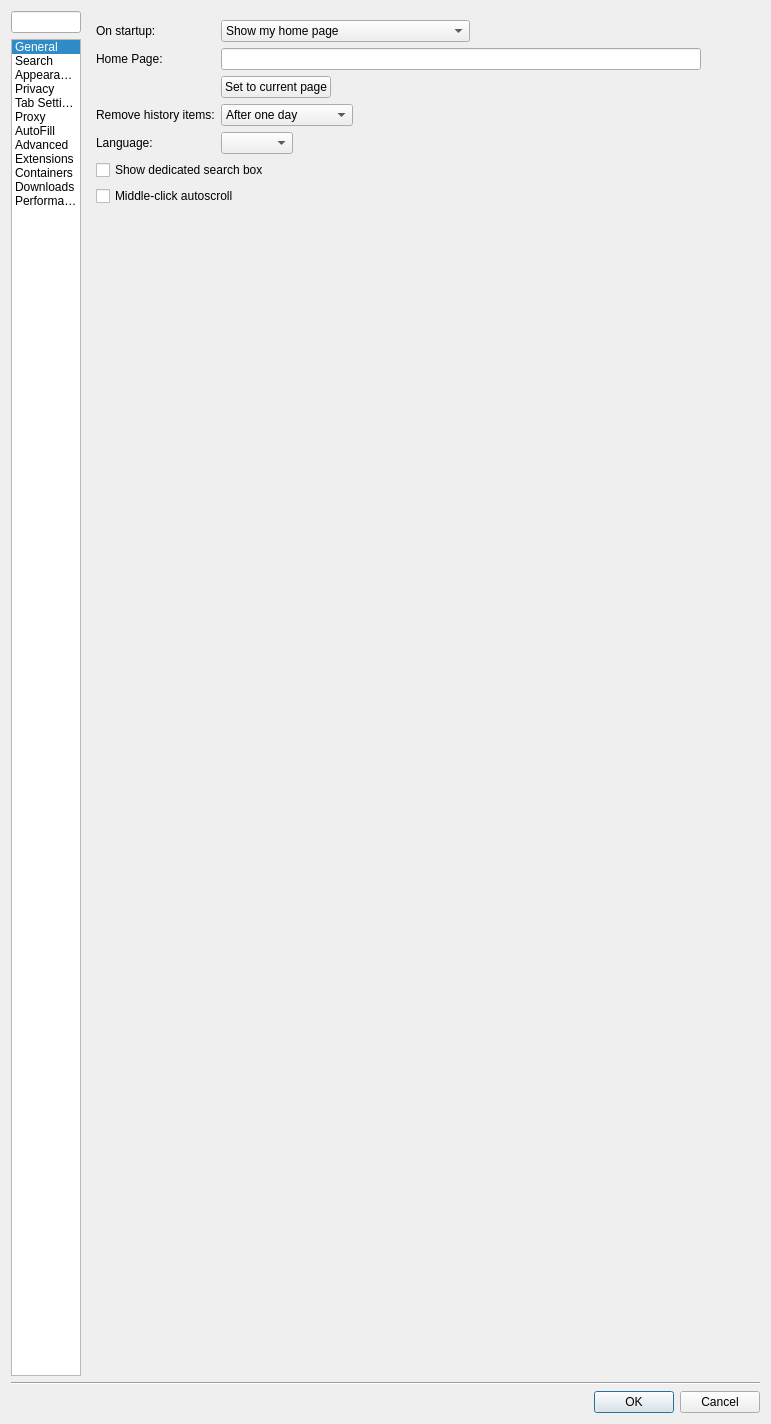
First picture: the form in src/settings.ui, repository IT-Space-2026/arktos, before the edit.
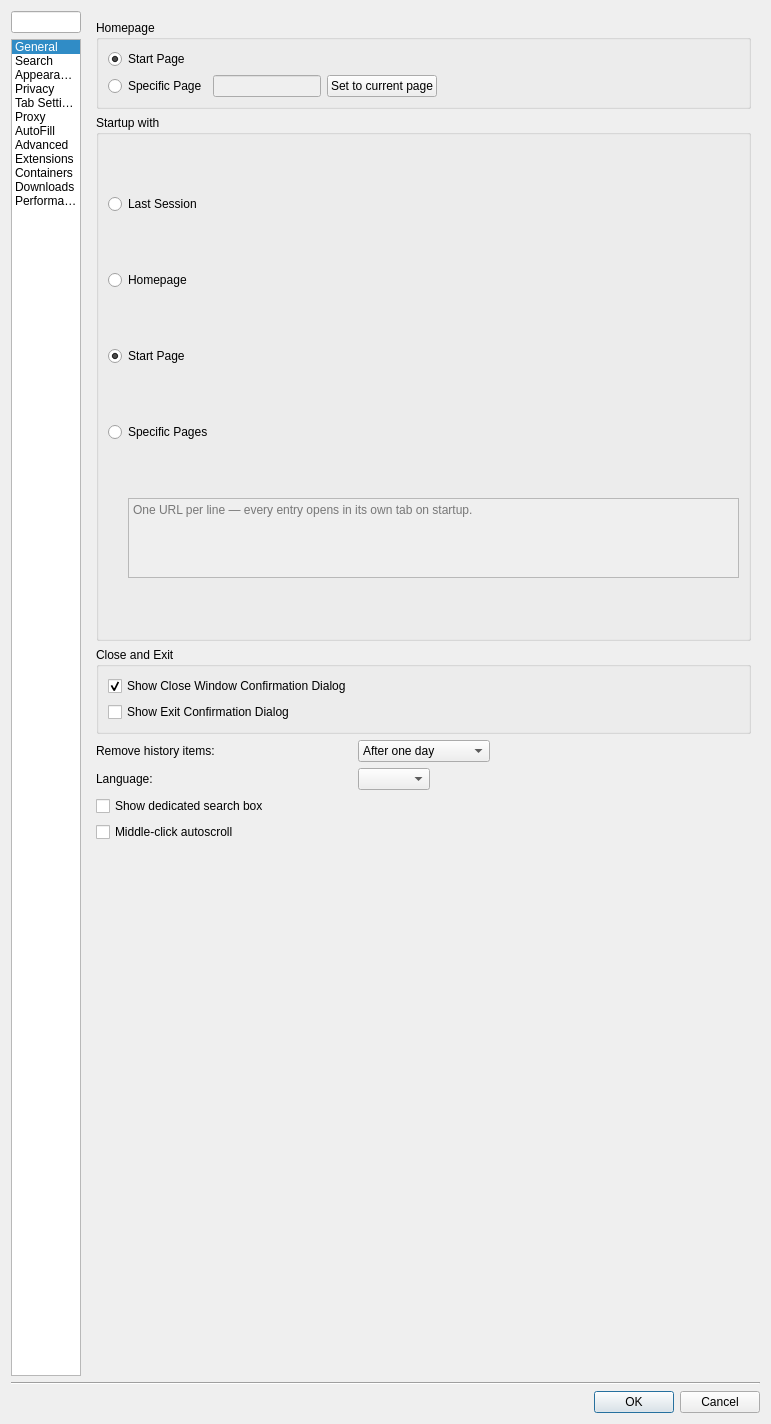
Second picture: the form after the edit. Custom widgets are drawn as their Qt base class.

Commit message: PREF04: rework General settings homepage/startup/close-exit

The edit to the form file:
```diff
--- a/src/settings.ui
+++ b/src/settings.ui
@@ -148,59 +148,37 @@
        </property>
      <widget class="QWidget" name="tab">
       <layout class="QGridLayout" name="gridLayout_4">
-       <item row="0" column="0">
-        <widget class="QLabel" name="label_7">
-         <property name="text">
-          <string>On startup:</string>
+       <item row="0" column="0" colspan="3">
+        <widget class="QGroupBox" name="homepageGroupBox">
+         <property name="title">
+          <string>Homepage</string>
          </property>
-         <property name="alignment">
-          <set>Qt::AlignLeft|Qt::AlignVCenter</set>
-         </property>
-         <property name="buddy">
-          <cstring>startupBehavior</cstring>
-         </property>
-        </widget>
-       </item>
-       <item row="0" column="1" colspan="2">
-        <widget class="QComboBox" name="startupBehavior">
-         <property name="sizePolicy">
-          <sizepolicy hsizetype="Maximum" vsizetype="Fixed">
-           <horstretch>0</horstretch>
-           <verstretch>0</verstretch>
-          </sizepolicy>
-         </property>
-         <item>
+         <layout class="QGridLayout" name="homepageLayout" columnstretch="0,0,0,1">
+          <item row="0" column="0" colspan="4">
+           <widget class="QRadioButton" name="homeStartPageRadio">
+            <property name="toolTip">
+             <string>The Home button and homepage startup open the built-in Arora start page.</string>
+            </property>
           <property name="text">
-           <string>Show my home page</string>
-          </property>
-         </item>
-         <item>
-          <property name="text">
-           <string>Show a blank page</string>
-          </property>
-         </item>
-         <item>
-          <property name="text">
-           <string>Restore windows and tabs from last time</string>
-          </property>
-         </item>
+             <string>Start Page</string>
+            </property>
+            <property name="checked">
+             <bool>true</bool>
+            </property>
         </widget>
        </item>
        <item row="1" column="0">
-        <widget class="QLabel" name="label_3">
+           <widget class="QRadioButton" name="homeSpecificPageRadio">
          <property name="text">
-          <string>Home Page:</string>
-         </property>
-         <property name="alignment">
-          <set>Qt::AlignLeft|Qt::AlignVCenter</set>
-         </property>
-         <property name="buddy">
-          <cstring>homeLineEdit</cstring>
+             <string>Specific Page</string>
          </property>
         </widget>
        </item>
-       <item row="1" column="1" colspan="2">
+          <item row="1" column="1">
         <widget class="QLineEdit" name="homeLineEdit">
+            <property name="enabled">
+             <bool>false</bool>
+            </property>
          <property name="maximumSize">
           <size>
            <width>480</width>
@@ -210,9 +188,12 @@
          <property name="layoutDirection">
           <enum>Qt::LeftToRight</enum>
          </property>
-        </widget>
-       </item>
-       <item row="2" column="1">
+            <property name="accessibleName">
+             <string>Specific home page URL</string>
+            </property>
+           </widget>
+          </item>
+          <item row="1" column="2">
         <widget class="QPushButton" name="setHomeToCurrentPageButton">
          <property name="sizePolicy">
           <sizepolicy hsizetype="Maximum" vsizetype="Fixed">
@@ -225,18 +206,133 @@
          </property>
         </widget>
        </item>
-       <item row="2" column="2">
-        <spacer name="horizontalSpacer">
+         </layout>
+        </widget>
+       </item>
+       <item row="1" column="0" colspan="3">
+        <widget class="QGroupBox" name="startupGroupBox">
+         <property name="title">
+          <string>Startup with</string>
+         </property>
+         <layout class="QVBoxLayout" name="startupGroupLayout">
+          <item>
+           <widget class="QRadioButton" name="startupLastSessionRadio">
+            <property name="toolTip">
+             <string>Restore the windows and tabs that were open when Arora last closed.</string>
+            </property>
+            <property name="text">
+             <string>Last Session</string>
+            </property>
+           </widget>
+          </item>
+          <item>
+           <widget class="QRadioButton" name="startupHomepageRadio">
+            <property name="toolTip">
+             <string>Open the homepage picked above.</string>
+            </property>
+            <property name="text">
+             <string>Homepage</string>
+            </property>
+           </widget>
+          </item>
+          <item>
+           <widget class="QRadioButton" name="startupStartPageRadio">
+            <property name="toolTip">
+             <string>Open the built-in Arora start page.</string>
+            </property>
+            <property name="text">
+             <string>Start Page</string>
+            </property>
+            <property name="checked">
+             <bool>true</bool>
+            </property>
+           </widget>
+          </item>
+          <item>
+           <widget class="QRadioButton" name="startupSpecificPagesRadio">
+            <property name="toolTip">
+             <string>Open every URL in the list below, each in its own tab.</string>
+            </property>
+            <property name="text">
+             <string>Specific Pages</string>
+            </property>
+           </widget>
+          </item>
+          <item>
+           <layout class="QHBoxLayout" name="startupPagesLayout">
+            <item>
+             <spacer name="startupPagesIndent">
          <property name="orientation">
           <enum>Qt::Horizontal</enum>
          </property>
+              <property name="sizeType">
+               <enum>QSizePolicy::Fixed</enum>
+              </property>
          <property name="sizeHint" stdset="0">
           <size>
-           <width>280</width>
-           <height>18</height>
+                <width>20</width>
+                <height>20</height>
           </size>
          </property>
         </spacer>
+            </item>
+            <item>
+             <widget class="QPlainTextEdit" name="startupPagesEdit">
+              <property name="enabled">
+               <bool>false</bool>
+              </property>
+              <property name="maximumSize">
+               <size>
+                <width>16777215</width>
+                <height>80</height>
+               </size>
+              </property>
+              <property name="placeholderText">
+               <string>One URL per line — every entry opens in its own tab on startup.</string>
+              </property>
+              <property name="accessibleName">
+               <string>Startup pages, one URL per line</string>
+              </property>
+             </widget>
+            </item>
+           </layout>
+          </item>
+          <!-- PREF05/PREF06: the Lazy Load / Always Load Pinned rows
+               slot into this group under the startup radios. -->
+         </layout>
+        </widget>
+       </item>
+       <item row="2" column="0" colspan="3">
+        <widget class="QGroupBox" name="closeExitGroupBox">
+         <property name="title">
+          <string>Close and Exit</string>
+         </property>
+         <layout class="QVBoxLayout" name="closeExitLayout">
+          <item>
+           <widget class="QCheckBox" name="confirmClosingMultipleTabs">
+            <property name="toolTip">
+             <string>Ask before closing a window that still has multiple tabs open.</string>
+            </property>
+            <property name="text">
+             <string>Show Close Window Confirmation Dialog</string>
+            </property>
+            <property name="checked">
+             <bool>true</bool>
+            </property>
+           </widget>
+          </item>
+          <item>
+           <widget class="QCheckBox" name="confirmExitCheck">
+            <property name="toolTip">
+             <string>Ask before quitting Arora — from File &gt; Quit or when the last window closes.</string>
+            </property>
+            <property name="text">
+             <string>Show Exit Confirmation Dialog</string>
+            </property>
+           </widget>
+          </item>
+         </layout>
+        </widget>
        </item>
        <item row="3" column="0">
         <widget class="QLabel" name="label_4">
@@ -2614,16 +2710,6 @@
          </property>
         </widget>
        </item>
-       <item>
-        <widget class="QCheckBox" name="confirmClosingMultipleTabs">
-         <property name="text">
-          <string>Confirm when closing multiple tabs or windows</string>
-         </property>
-         <property name="checked">
-          <bool>true</bool>
-         </property>
-        </widget>
-       </item>
        <item>
         <widget class="QCheckBox" name="oneCloseButton">
          <property name="text">
```
Left out of the diff: 9 changed lines with no effect on the pictures. Lines whose indentation alone changed are shown as unchanged. The commit also changes 12 other files.
